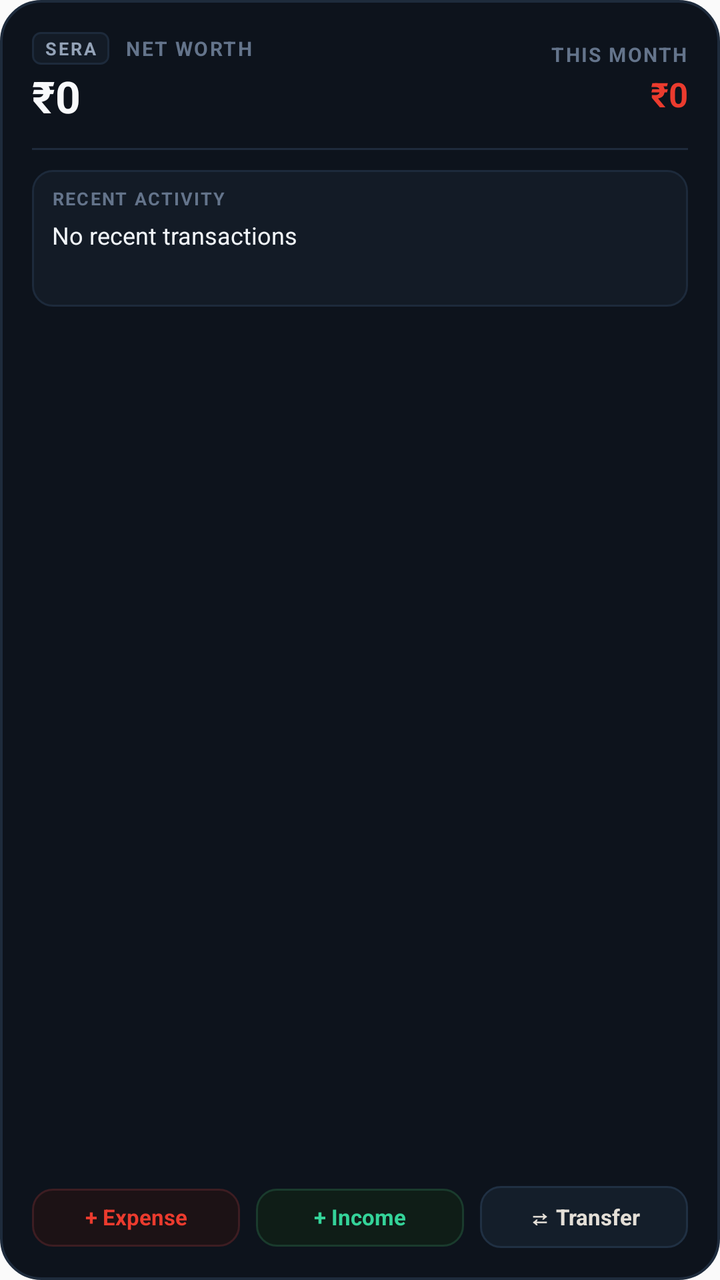
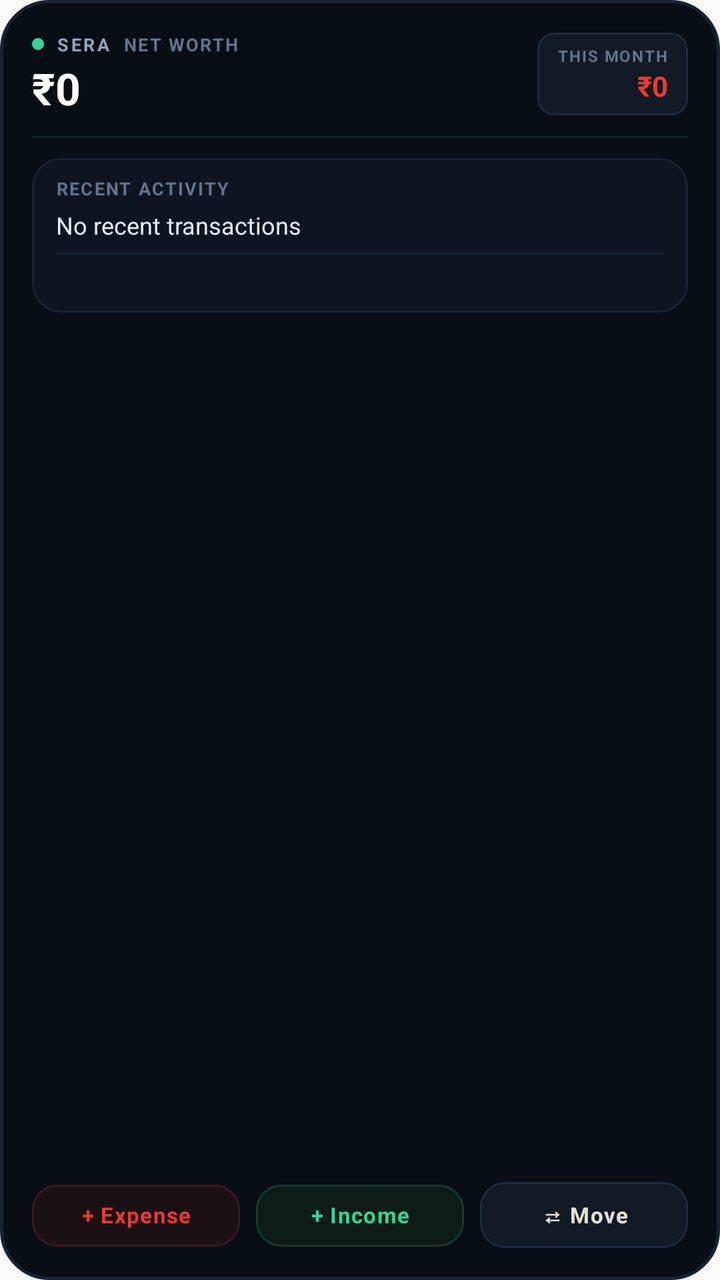

An Android layout rendered at two revisions. The XML below is the earlier revision; the diff shows what the commit changed to produce the second picture.
<!-- AndroidManifest.xml: application theme AppTheme -->
<!-- res/layout/sera_widget_dashboard.xml -->
<?xml version="1.0" encoding="utf-8"?>
<LinearLayout xmlns:android="http://schemas.android.com/apk/res/android"
    android:id="@+id/widget_dashboard_root"
    android:layout_width="match_parent"
    android:layout_height="match_parent"
    android:background="@drawable/widget_card_bg"
    android:orientation="vertical"
    android:padding="16dp">

    
    <LinearLayout
        android:layout_width="match_parent"
        android:layout_height="wrap_content"
        android:gravity="center_vertical"
        android:orientation="horizontal">

        <LinearLayout
            android:layout_width="0dp"
            android:layout_height="wrap_content"
            android:layout_weight="1"
            android:orientation="vertical">

            <LinearLayout
                android:layout_width="wrap_content"
                android:layout_height="wrap_content"
                android:gravity="center_vertical"
                android:orientation="horizontal">

                <TextView
                    android:layout_width="wrap_content"
                    android:layout_height="wrap_content"
                    android:background="@drawable/widget_pill_badge_bg"
                    android:letterSpacing="0.12"
                    android:paddingStart="6dp"
                    android:paddingTop="2dp"
                    android:paddingEnd="6dp"
                    android:paddingBottom="2dp"
                    android:text="SERA"
                    android:textColor="#94A3B8"
                    android:textSize="9sp"
                    android:textStyle="bold" />

                <TextView
                    android:layout_width="wrap_content"
                    android:layout_height="wrap_content"
                    android:layout_marginStart="8dp"
                    android:ellipsize="end"
                    android:letterSpacing="0.08"
                    android:maxLines="1"
                    android:text="NET WORTH"
                    android:textColor="#64748B"
                    android:textSize="10sp"
                    android:textStyle="bold" />
            </LinearLayout>

            <TextView
                android:id="@+id/widget_dash_net_worth"
                android:layout_width="wrap_content"
                android:layout_height="wrap_content"
                android:layout_marginTop="4dp"
                android:includeFontPadding="false"
                android:text="₹0"
                android:textColor="#F8FAFC"
                android:textSize="22sp"
                android:textStyle="bold" />
        </LinearLayout>

        <LinearLayout
            android:layout_width="wrap_content"
            android:layout_height="wrap_content"
            android:gravity="end"
            android:orientation="vertical">

            <TextView
                android:layout_width="wrap_content"
                android:layout_height="wrap_content"
                android:ellipsize="end"
                android:letterSpacing="0.08"
                android:maxLines="1"
                android:text="THIS MONTH"
                android:textColor="#64748B"
                android:textSize="10sp"
                android:textStyle="bold" />

            <TextView
                android:id="@+id/widget_dash_spent"
                android:layout_width="wrap_content"
                android:layout_height="wrap_content"
                android:layout_marginTop="4dp"
                android:includeFontPadding="false"
                android:text="₹0"
                android:textColor="#EB3B2E"
                android:textSize="17sp"
                android:textStyle="bold" />
        </LinearLayout>
    </LinearLayout>

    <FrameLayout
        android:layout_width="match_parent"
        android:layout_height="1dp"
        android:layout_marginTop="12dp"
        android:layout_marginBottom="10dp"
        android:background="#1E2B3C" />

    
    <LinearLayout
        android:layout_width="match_parent"
        android:layout_height="wrap_content"
        android:background="@drawable/widget_item_bg"
        android:orientation="vertical"
        android:paddingStart="10dp"
        android:paddingTop="8dp"
        android:paddingEnd="10dp"
        android:paddingBottom="8dp">

        <TextView
            android:layout_width="wrap_content"
            android:layout_height="wrap_content"
            android:ellipsize="end"
            android:letterSpacing="0.08"
            android:maxLines="1"
            android:text="RECENT ACTIVITY"
            android:textColor="#64748B"
            android:textSize="9sp"
            android:textStyle="bold" />

        <LinearLayout
            android:layout_width="match_parent"
            android:layout_height="wrap_content"
            android:layout_marginTop="6dp"
            android:gravity="center_vertical"
            android:orientation="horizontal">

            <TextView
                android:id="@+id/widget_dash_tx_name_1"
                android:layout_width="0dp"
                android:layout_height="wrap_content"
                android:layout_weight="1"
                android:ellipsize="end"
                android:includeFontPadding="false"
                android:maxLines="1"
                android:text="No recent transactions"
                android:textColor="#F1F5F9"
                android:textSize="12sp" />

            <TextView
                android:id="@+id/widget_dash_tx_amt_1"
                android:layout_width="wrap_content"
                android:layout_height="wrap_content"
                android:includeFontPadding="false"
                android:maxLines="1"
                android:text=""
                android:textColor="#EB3B2E"
                android:textSize="12sp"
                android:textStyle="bold" />
        </LinearLayout>

        <LinearLayout
            android:layout_width="match_parent"
            android:layout_height="wrap_content"
            android:layout_marginTop="6dp"
            android:gravity="center_vertical"
            android:orientation="horizontal">

            <TextView
                android:id="@+id/widget_dash_tx_name_2"
                android:layout_width="0dp"
                android:layout_height="wrap_content"
                android:layout_weight="1"
                android:ellipsize="end"
                android:includeFontPadding="false"
                android:maxLines="1"
                android:text=""
                android:textColor="#F1F5F9"
                android:textSize="12sp" />

            <TextView
                android:id="@+id/widget_dash_tx_amt_2"
                android:layout_width="wrap_content"
                android:layout_height="wrap_content"
                android:includeFontPadding="false"
                android:maxLines="1"
                android:text=""
                android:textColor="#EB3B2E"
                android:textSize="12sp"
                android:textStyle="bold" />
        </LinearLayout>
    </LinearLayout>

    
    <FrameLayout
        android:layout_width="match_parent"
        android:layout_height="0dp"
        android:layout_weight="1" />

    
    <LinearLayout
        android:layout_width="match_parent"
        android:layout_height="wrap_content"
        android:layout_marginTop="10dp"
        android:orientation="horizontal">

        <TextView
            android:id="@+id/btn_dash_expense"
            android:layout_width="0dp"
            android:layout_height="wrap_content"
            android:layout_weight="1"
            android:background="@drawable/widget_btn_expense_bg"
            android:gravity="center"
            android:includeFontPadding="false"
            android:maxLines="1"
            android:paddingTop="8dp"
            android:paddingBottom="8dp"
            android:text="+ Expense"
            android:textColor="#EB3B2E"
            android:textSize="11sp"
            android:textStyle="bold" />

        <TextView
            android:id="@+id/btn_dash_income"
            android:layout_width="0dp"
            android:layout_height="wrap_content"
            android:layout_marginStart="8dp"
            android:layout_weight="1"
            android:background="@drawable/widget_btn_income_bg"
            android:gravity="center"
            android:includeFontPadding="false"
            android:maxLines="1"
            android:paddingTop="8dp"
            android:paddingBottom="8dp"
            android:text="+ Income"
            android:textColor="#34D399"
            android:textSize="11sp"
            android:textStyle="bold" />

        <TextView
            android:id="@+id/btn_dash_transfer"
            android:layout_width="0dp"
            android:layout_height="wrap_content"
            android:layout_marginStart="8dp"
            android:layout_weight="1"
            android:background="@drawable/widget_btn_neutral_bg"
            android:gravity="center"
            android:includeFontPadding="false"
            android:maxLines="1"
            android:paddingTop="8dp"
            android:paddingBottom="8dp"
            android:text="⇄ Transfer"
            android:textColor="#E4DFD7"
            android:textSize="11sp"
            android:textStyle="bold" />
    </LinearLayout>
</LinearLayout>
<!-- resources referenced by this layout -->
<resources>
  <!-- drawable widget_btn_expense_bg (drawable) -->
  <?xml version="1.0" encoding="utf-8"?>
  <shape xmlns:android="http://schemas.android.com/apk/res/android"
      android:shape="rectangle">
      <solid android:color="#1C1215" />
      <corners android:radius="10dp" />
      <stroke
          android:width="1dp"
          android:color="#3D1D22" />
  </shape>
  <!-- drawable widget_btn_income_bg (drawable) -->
  <?xml version="1.0" encoding="utf-8"?>
  <shape xmlns:android="http://schemas.android.com/apk/res/android"
      android:shape="rectangle">
      <solid android:color="#0F1D17" />
      <corners android:radius="10dp" />
      <stroke
          android:width="1dp"
          android:color="#1A3B2D" />
  </shape>
  <!-- drawable widget_btn_neutral_bg (drawable) -->
  <?xml version="1.0" encoding="utf-8"?>
  <shape xmlns:android="http://schemas.android.com/apk/res/android"
      android:shape="rectangle">
      <solid android:color="#141E2A" />
      <corners android:radius="10dp" />
      <stroke
          android:width="1dp"
          android:color="#203043" />
  </shape>
  <!-- drawable widget_card_bg (drawable) -->
  <?xml version="1.0" encoding="utf-8"?>
  <shape xmlns:android="http://schemas.android.com/apk/res/android"
      android:shape="rectangle">
      <solid android:color="#0D131C" />
      <corners android:radius="20dp" />
      <stroke
          android:width="1.2dp"
          android:color="#1E2B3C" />
  </shape>
  <!-- drawable widget_item_bg (drawable) -->
  <?xml version="1.0" encoding="utf-8"?>
  <shape xmlns:android="http://schemas.android.com/apk/res/android"
      android:shape="rectangle">
      <solid android:color="#131B26" />
      <corners android:radius="10dp" />
      <stroke
          android:width="1dp"
          android:color="#1D2A3B" />
  </shape>
  <!-- drawable widget_pill_badge_bg (drawable) -->
  <?xml version="1.0" encoding="utf-8"?>
  <shape xmlns:android="http://schemas.android.com/apk/res/android"
      android:shape="rectangle">
      <solid android:color="#131B26" />
      <corners android:radius="4dp" />
      <stroke
          android:width="1dp"
          android:color="#1D2A3B" />
  </shape>
  <style name="AppTheme" parent="Theme.AppCompat.DayNight.NoActionBar">
          
          <item name="android:editTextBackground">@drawable/rn_edit_text_material</item>
      </style>
  <!-- drawable rn_edit_text_material (drawable) -->
  <?xml version="1.0" encoding="utf-8"?>
  <inset xmlns:android="http://schemas.android.com/apk/res/android"
         android:insetLeft="@dimen/abc_edit_text_inset_horizontal_material"
         android:insetRight="@dimen/abc_edit_text_inset_horizontal_material"
         android:insetTop="@dimen/abc_edit_text_inset_top_material"
         android:insetBottom="@dimen/abc_edit_text_inset_bottom_material"
         >
  
      <selector>
          
          <item android:state_enabled="false" android:drawable="@drawable/abc_textfield_default_mtrl_alpha"/>
          <item android:drawable="@drawable/abc_textfield_activated_mtrl_alpha"/>
      </selector>
  
  </inset>
</resources>

<!-- the commit's change to res/layout/sera_widget_dashboard.xml (unified diff, before → after) -->
@@ -26,15 +26,17 @@
                 android:gravity="center_vertical"
                 android:orientation="horizontal">
 
+                <ImageView
+                    android:layout_width="6dp"
+                    android:layout_height="6dp"
+                    android:contentDescription="Live"
+                    android:src="@drawable/widget_dot_live" />
+
                 <TextView
                     android:layout_width="wrap_content"
                     android:layout_height="wrap_content"
-                    android:background="@drawable/widget_pill_badge_bg"
-                    android:letterSpacing="0.12"
-                    android:paddingStart="6dp"
-                    android:paddingTop="2dp"
-                    android:paddingEnd="6dp"
-                    android:paddingBottom="2dp"
+                    android:layout_marginStart="6dp"
+                    android:letterSpacing="0.14"
                     android:text="SERA"
                     android:textColor="#94A3B8"
                     android:textSize="9sp"
@@ -43,13 +45,13 @@
                 <TextView
                     android:layout_width="wrap_content"
                     android:layout_height="wrap_content"
-                    android:layout_marginStart="8dp"
+                    android:layout_marginStart="6dp"
                     android:ellipsize="end"
                     android:letterSpacing="0.08"
                     android:maxLines="1"
                     android:text="NET WORTH"
                     android:textColor="#64748B"
-                    android:textSize="10sp"
+                    android:textSize="9sp"
                     android:textStyle="bold" />
             </LinearLayout>
 
@@ -60,7 +62,7 @@
                 android:layout_marginTop="4dp"
                 android:includeFontPadding="false"
                 android:text="₹0"
-                android:textColor="#F8FAFC"
+                android:textColor="#FFFFFF"
                 android:textSize="22sp"
                 android:textStyle="bold" />
         </LinearLayout>
@@ -68,29 +70,32 @@
         <LinearLayout
             android:layout_width="wrap_content"
             android:layout_height="wrap_content"
+            android:background="@drawable/widget_pill_badge_bg"
             android:gravity="end"
-            android:orientation="vertical">
-
-            <TextView
-                android:layout_width="wrap_content"
-                android:layout_height="wrap_content"
-                android:ellipsize="end"
+            android:orientation="vertical"
+            android:paddingStart="10dp"
+            android:paddingTop="6dp"
+            android:paddingEnd="10dp"
+            android:paddingBottom="6dp">
+
+            <TextView
+                android:layout_width="wrap_content"
+                android:layout_height="wrap_content"
                 android:letterSpacing="0.08"
-                android:maxLines="1"
                 android:text="THIS MONTH"
                 android:textColor="#64748B"
-                android:textSize="10sp"
+                android:textSize="8sp"
                 android:textStyle="bold" />
 
             <TextView
                 android:id="@+id/widget_dash_spent"
                 android:layout_width="wrap_content"
                 android:layout_height="wrap_content"
-                android:layout_marginTop="4dp"
+                android:layout_marginTop="2dp"
                 android:includeFontPadding="false"
                 android:text="₹0"
                 android:textColor="#EB3B2E"
-                android:textSize="17sp"
+                android:textSize="14sp"
                 android:textStyle="bold" />
         </LinearLayout>
     </LinearLayout>
@@ -98,9 +103,9 @@
     <FrameLayout
         android:layout_width="match_parent"
         android:layout_height="1dp"
-        android:layout_marginTop="12dp"
+        android:layout_marginTop="10dp"
         android:layout_marginBottom="10dp"
-        android:background="#1E2B3C" />
+        android:background="#162232" />
 
     
     <LinearLayout
@@ -108,17 +113,15 @@
         android:layout_height="wrap_content"
         android:background="@drawable/widget_item_bg"
         android:orientation="vertical"
-        android:paddingStart="10dp"
-        android:paddingTop="8dp"
-        android:paddingEnd="10dp"
-        android:paddingBottom="8dp">
+        android:paddingStart="12dp"
+        android:paddingTop="9dp"
+        android:paddingEnd="12dp"
+        android:paddingBottom="9dp">
 
         <TextView
             android:layout_width="wrap_content"
             android:layout_height="wrap_content"
-            android:ellipsize="end"
             android:letterSpacing="0.08"
-            android:maxLines="1"
             android:text="RECENT ACTIVITY"
             android:textColor="#64748B"
             android:textSize="9sp"
@@ -140,7 +143,7 @@
                 android:includeFontPadding="false"
                 android:maxLines="1"
                 android:text="No recent transactions"
-                android:textColor="#F1F5F9"
+                android:textColor="#E2E8F0"
                 android:textSize="12sp" />
 
             <TextView
@@ -155,10 +158,16 @@
                 android:textStyle="bold" />
         </LinearLayout>
 
-        <LinearLayout
+        <FrameLayout
             android:layout_width="match_parent"
-            android:layout_height="wrap_content"
+            android:layout_height="1dp"
             android:layout_marginTop="6dp"
+            android:layout_marginBottom="6dp"
+            android:background="#162232" />
+
+        <LinearLayout
+            android:layout_width="match_parent"
+            android:layout_height="wrap_content"
             android:gravity="center_vertical"
             android:orientation="horizontal">
 
@@ -171,7 +180,7 @@
                 android:includeFontPadding="false"
                 android:maxLines="1"
                 android:text=""
-                android:textColor="#F1F5F9"
+                android:textColor="#E2E8F0"
                 android:textSize="12sp" />
 
             <TextView
@@ -208,9 +217,10 @@
             android:background="@drawable/widget_btn_expense_bg"
             android:gravity="center"
             android:includeFontPadding="false"
+            android:letterSpacing="0.04"
             android:maxLines="1"
-            android:paddingTop="8dp"
-            android:paddingBottom="8dp"
+            android:paddingTop="9dp"
+            android:paddingBottom="9dp"
             android:text="+ Expense"
             android:textColor="#EB3B2E"
             android:textSize="11sp"
@@ -225,9 +235,10 @@
             android:background="@drawable/widget_btn_income_bg"
             android:gravity="center"
             android:includeFontPadding="false"
+            android:letterSpacing="0.04"
             android:maxLines="1"
-            android:paddingTop="8dp"
-            android:paddingBottom="8dp"
+            android:paddingTop="9dp"
+            android:paddingBottom="9dp"
             android:text="+ Income"
             android:textColor="#34D399"
             android:textSize="11sp"
@@ -242,10 +253,11 @@
             android:background="@drawable/widget_btn_neutral_bg"
             android:gravity="center"
             android:includeFontPadding="false"
+            android:letterSpacing="0.04"
             android:maxLines="1"
-            android:paddingTop="8dp"
-            android:paddingBottom="8dp"
-            android:text="⇄ Transfer"
+            android:paddingTop="9dp"
+            android:paddingBottom="9dp"
+            android:text="⇄ Move"
             android:textColor="#E4DFD7"
             android:textSize="11sp"
             android:textStyle="bold" />
<!-- resource entries referenced after the edit -->
@@ -4,61 +4,70 @@
   <?xml version="1.0" encoding="utf-8"?>
   <shape xmlns:android="http://schemas.android.com/apk/res/android"
       android:shape="rectangle">
-      <solid android:color="#1C1215" />
-      <corners android:radius="10dp" />
+      <solid android:color="#1B1114" />
+      <corners android:radius="12dp" />
       <stroke
           android:width="1dp"
-          android:color="#3D1D22" />
+          android:color="#3B1A1F" />
   </shape>
   <!-- drawable widget_btn_income_bg (drawable) -->
   <?xml version="1.0" encoding="utf-8"?>
   <shape xmlns:android="http://schemas.android.com/apk/res/android"
       android:shape="rectangle">
-      <solid android:color="#0F1D17" />
-      <corners android:radius="10dp" />
+      <solid android:color="#0D1C17" />
+      <corners android:radius="12dp" />
       <stroke
           android:width="1dp"
-          android:color="#1A3B2D" />
+          android:color="#183B2D" />
   </shape>
   <!-- drawable widget_btn_neutral_bg (drawable) -->
   <?xml version="1.0" encoding="utf-8"?>
   <shape xmlns:android="http://schemas.android.com/apk/res/android"
       android:shape="rectangle">
-      <solid android:color="#141E2A" />
-      <corners android:radius="10dp" />
+      <solid android:color="#121A25" />
+      <corners android:radius="12dp" />
       <stroke
           android:width="1dp"
-          android:color="#203043" />
+          android:color="#1F2C3D" />
   </shape>
   <!-- drawable widget_card_bg (drawable) -->
   <?xml version="1.0" encoding="utf-8"?>
   <shape xmlns:android="http://schemas.android.com/apk/res/android"
       android:shape="rectangle">
-      <solid android:color="#0D131C" />
-      <corners android:radius="20dp" />
+      <solid android:color="#090D14" />
+      <corners android:radius="24dp" />
       <stroke
-          android:width="1.2dp"
-          android:color="#1E2B3C" />
+          android:width="1.5dp"
+          android:color="#182232" />
+  </shape>
+  <!-- drawable widget_dot_live (drawable) -->
+  <?xml version="1.0" encoding="utf-8"?>
+  <shape xmlns:android="http://schemas.android.com/apk/res/android"
+      android:shape="oval">
+      <solid android:color="#34D399" />
+      <size
+          android:width="6dp"
+          android:height="6dp" />
   </shape>
   <!-- drawable widget_item_bg (drawable) -->
   <?xml version="1.0" encoding="utf-8"?>
   <shape xmlns:android="http://schemas.android.com/apk/res/android"
       android:shape="rectangle">
-      <solid android:color="#131B26" />
-      <corners android:radius="10dp" />
+      <solid android:color="#0E1520" />
+      <corners android:radius="14dp" />
       <stroke
           android:width="1dp"
-          android:color="#1D2A3B" />
+          android:color="#182333" />
   </shape>
   <!-- drawable widget_pill_badge_bg (drawable) -->
   <?xml version="1.0" encoding="utf-8"?>
   <shape xmlns:android="http://schemas.android.com/apk/res/android"
       android:shape="rectangle">
-      <solid android:color="#131B26" />
-      <corners android:radius="4dp" />
+      <solid android:color="#121A26" />
+      <corners android:radius="8dp" />
       <stroke
           android:width="1dp"
-          android:color="#1D2A3B" />
+          android:color="#1E2C3E" />
   </shape>
   <style name="AppTheme" parent="Theme.AppCompat.DayNight.NoActionBar">
           
